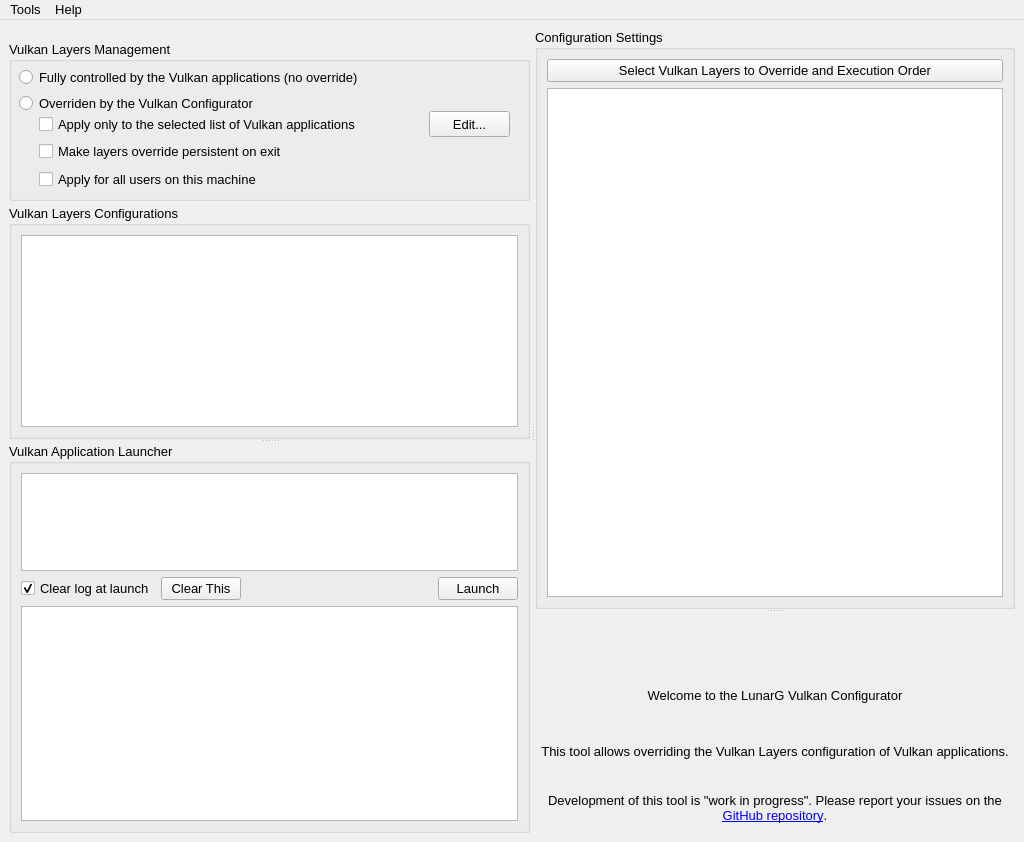
This is vkconfig/mainwindow.ui in LunarG/VulkanTools as Qt 5 draws it before an edit. The edited form follows.
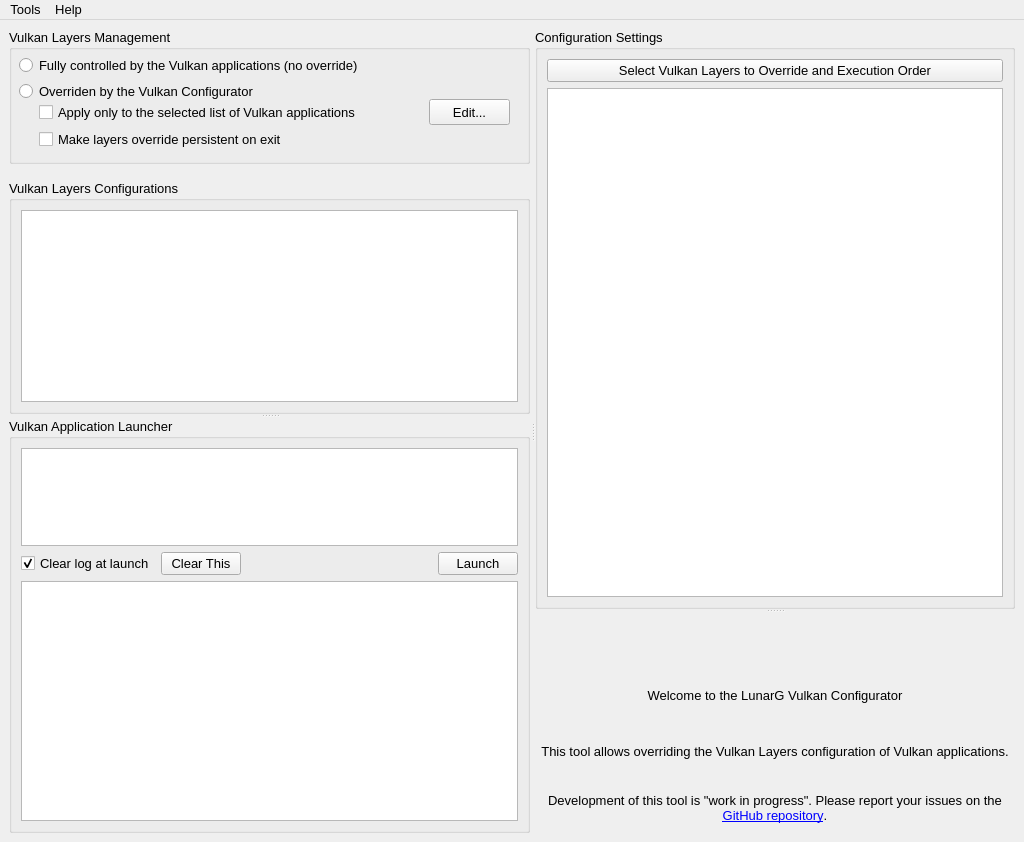
This is the edited form. Icons and pictures are not drawn.

Commit message: vkconfig2: Detect and account for running as administrator on Windows

The edit to the form file:
```diff
--- a/vkconfig/mainwindow.ui
+++ b/vkconfig/mainwindow.ui
@@ -85,7 +85,7 @@
            <property name="minimumSize">
             <size>
              <width>0</width>
-             <height>160</height>
+             <height>135</height>
             </size>
            </property>
            <property name="maximumSize">
@@ -177,19 +177,6 @@
              <string>Make layers override persistent on exit</string>
             </property>
            </widget>
-           <widget class="QCheckBox" name="checkBoxApplyAll">
-            <property name="geometry">
-             <rect>
-              <x>30</x>
-              <y>130</y>
-              <width>321</width>
-              <height>17</height>
-             </rect>
-            </property>
-            <property name="text">
-             <string>Apply for all users on this machine</string>
-            </property>
-           </widget>
           </widget>
          </item>
          <item>
```
Left out of the diff: 2 changed lines with no effect on the pictures. The commit also changes 3 other files.
